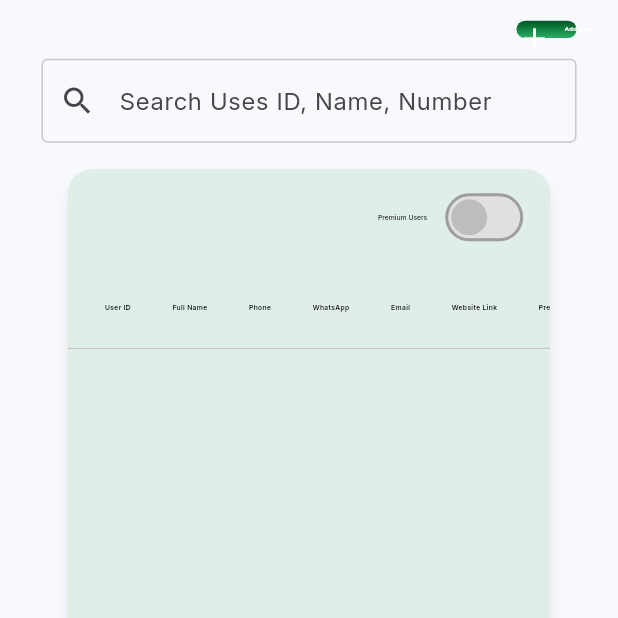
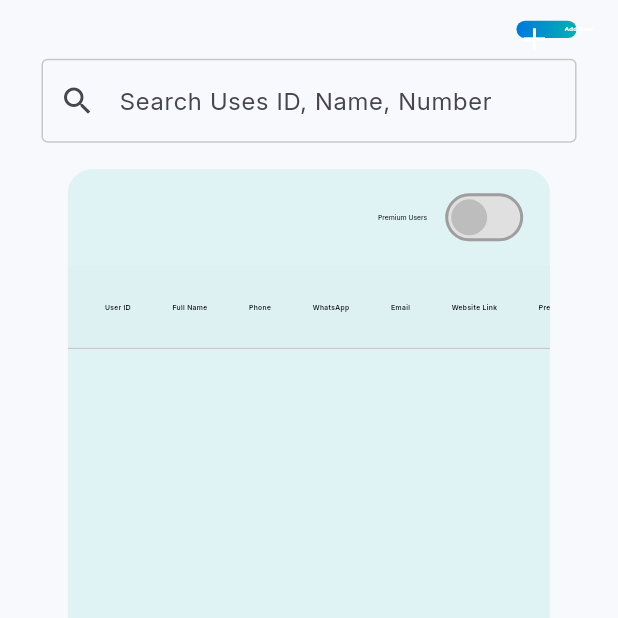
Before and after one commit to supportta-projects/taproot_admin, a Flutter app: the UserManagementScreen screen opened by its route, on a phone screen of 412 x 824 dp, the top half of it. Run offline on Flutter 3.47's test engine with Material 3 defaults, Android fonts, the phone set to English and light mode, and no system bars; our stand-ins replace auto_size_text, cached_network_image, connectivity_plus, dio, dotted_border, easy_sidemenu and 12 more; accounts and stored records are empty; network calls fail.

Commit message:
feat: Clean up code formatting and improve UI element styling across multiple screens

```diff
--- a/lib/constants/constants.dart
+++ b/lib/constants/constants.dart
@@ -1,7 +1,5 @@
 import 'package:flutter/material.dart';
 import 'package:gap/gap.dart';
-
-
 
 const String baseUrl = "http://213.210.36.7:5000";
 
@@ -41,7 +39,7 @@ class CustomColors {
   ).withValues(alpha: 0.4);
 
   static const Color burgandryRed = Color(0xFF800020);
-  static const Color hintGrey=Color(0xff7F6E72);
+  static const Color hintGrey = Color(0xff7F6E72);
   static const secondaryColor = Colors.white;
   static const tertiaryColor = Color.fromARGB(255, 240, 240, 240);
   // static const backgroundColor = Color.fromARGB(255, 255, 255, 255);
@@ -56,16 +54,18 @@ class CustomColors {
   static const Color red = Colors.red;
   static const Color buttonColor2 = Colors.lightGreen;
   static const Color green = Color(0xff27AE60);
-  static const Color brown=Color(0xffa2845e);
+  static const Color brown = Color(0xffa2845e);
   static const Color greenDark = Color(0xff005624);
   static const Color lightGreen = Color(0xffE0EEE8);
-  static const Color greylight=Color(0xffF4F5F6);
+  static const Color greylight = Color(0xffF4F5F6);
   static const Color textFieldBorderGrey = Color(0xFF79747E);
   static const LinearGradient buttonGradient = LinearGradient(
     colors: [buttonColor1, buttonColor2],
   );
   static const LinearGradient borderGradient = LinearGradient(
-    colors: [Color(0xff27AE60), Color(0xff005624)],
+    begin: Alignment.centerLeft,
+    end: Alignment.centerRight,
+    colors: [Color(0xff0078e0), Color(0xff00b2af)],
   );
 }
 
--- a/lib/features/Dashboard_screen/view/dashboard_screen.dart
+++ b/lib/features/Dashboard_screen/view/dashboard_screen.dart
@@ -74,7 +74,7 @@ class _DashboardScreenState extends State<DashboardScreen> {
               decoration: BoxDecoration(
                 color: CustomColors.secondaryColor,
                 borderRadius: BorderRadius.circular(
-                  CustomPadding.paddingLarge.v,
+                  CustomPadding.padding.v + CustomPadding.paddingLarge.v,
                 ),
               ),
               child: Row(
--- a/lib/features/side_nav_screen/view/side_drawer_nav_screen.dart
+++ b/lib/features/side_nav_screen/view/side_drawer_nav_screen.dart
@@ -77,7 +77,7 @@ class _SideDrawerNavScreenState extends State<SideDrawerNavScreen> {
               backgroundColor: Colors.white,
               displayMode: SideMenuDisplayMode.open,
               openSideMenuWidth: (150 / 1440) * SizeUtils.width,
-              selectedColor: CustomColors.primaryColor,
+              selectedColor: CustomColors.borderGradient.colors.first,
 
               selectedTitleTextStyle: TextStyle(
                 color: Colors.white,
@@ -95,6 +95,7 @@ class _SideDrawerNavScreenState extends State<SideDrawerNavScreen> {
             ),
             items: [
               SideMenuItem(
+
                 title: 'Dashboard',
                 iconWidget: SideMenuLucideIcon(
                   icon: LucideIcons.clipboardMinus,
@@ -187,7 +188,6 @@ class _SideDrawerNavScreenState extends State<SideDrawerNavScreen> {
               controller: NavControllers.pageController,
               physics: NeverScrollableScrollPhysics(),
               children: [
-
                 Navigator(
                   onGenerateRoute: (settings) {
                     return MaterialPageRoute(builder: (_) => DashboardScreen());
--- a/lib/features/side_nav_screen/widgets/custom_side_bar.dart
+++ b/lib/features/side_nav_screen/widgets/custom_side_bar.dart
@@ -89,7 +89,8 @@ class NavItem extends StatelessWidget {
       child: Container(
         padding: EdgeInsets.all(CustomPadding.paddingLarge.v),
         decoration: BoxDecoration(
-          color: isSelected ? CustomColors.primaryColor : Colors.transparent,
+          gradient: isSelected ? CustomColors.borderGradient : null,
+          // color: isSelected ? CustomColors.primaryColor : Colors.transparent,
           borderRadius: BorderRadius.circular(CustomPadding.padding.v),
         ),
         child: LucideIconWidget(
--- a/lib/features/users_screen/view/user_management_screen.dart
+++ b/lib/features/users_screen/view/user_management_screen.dart
@@ -170,13 +170,15 @@ class _UserManagementScreenState extends State<UserManagementScreen> {
                   headingRowColor: WidgetStateProperty.resolveWith<Color>((
                     Set<WidgetState> states,
                   ) {
-                    return CustomColors.lightGreen;
+                    return CustomColors.borderGradient.colors.last.withValues(
+                      alpha: .008,
+                    );
                   }),
                   onPageChanged: _handlePageChange,
 
                   sortColumnIndex: 0,
                   //TODO
-                  arrowHeadColor: CustomColors.green,
+                  arrowHeadColor: CustomColors.borderGradient.colors.first,
 
                   showEmptyRows: false,
                   columnSpacing: CustomPadding.paddingXL.v,
--- a/lib/theme/theme.dart
+++ b/lib/theme/theme.dart
@@ -46,8 +46,9 @@ class AppTheme {
     // dialogBackgroundColor: Colors.white,
     // dialogTheme: ,
     cardTheme: CardTheme(
-      color: CustomColors.lightGreen,
-      shadowColor: CustomColors.textFieldBorderGrey.withValues(alpha: 0.2),
+      color: CustomColors.borderGradient.colors.last.withValues(alpha: 0.1),
+      shadowColor: Colors.transparent,
+      // shadowColor: CustomColors.textFieldBorderGrey.withValues(alpha: 0.2),
       elevation: 5,
       shape: RoundedRectangleBorder(
         borderRadius: BorderRadius.circular(CustomPadding.paddingLarge),
--- a/lib/widgets/mini_loading_button.dart
+++ b/lib/widgets/mini_loading_button.dart
@@ -47,7 +47,7 @@ class MiniLoadingButton extends StatelessWidget {
   const MiniLoadingButton({
     super.key,
     this.icon,
-    this.needRow=true,
+    this.needRow = true,
     required this.text,
     required this.onPressed,
     this.isLoading = false,
@@ -59,7 +59,7 @@ class MiniLoadingButton extends StatelessWidget {
     this.useGradient = false,
     this.gradientColors,
   });
-final bool needRow;
+  final bool needRow;
   final String text;
   final VoidCallback onPressed;
   final bool isLoading;
@@ -99,11 +99,14 @@ final bool needRow;
             gradient:
                 useGradient && enabled
                     ? LinearGradient(
-                      begin: Alignment.bottomCenter,
-                      end: Alignment.topCenter,
+                      begin: Alignment.centerLeft,
+                      end: Alignment.centerRight,
+
+                      // end: Alignment.topCenter,
                       colors:
                           gradientColors ??
                           [Color(0xFF007BFF), Color(0xFF00C6FF)],
+                      // colors: [],
                     )
                     : null,
             borderRadius: BorderRadius.circular(borderRadius),
@@ -122,9 +125,8 @@ final bool needRow;
                     : Row(
                       mainAxisAlignment: MainAxisAlignment.center,
                       children: [
-                        needRow?
-                        Icon(icon, color: textColor):SizedBox(),
-                       needRow? Gap(CustomPadding.padding):SizedBox(),
+                        needRow ? Icon(icon, color: textColor) : SizedBox(),
+                        needRow ? Gap(CustomPadding.padding) : SizedBox(),
                         Text(
                           text,
                           style: TextStyle(
```
Also changed, not shown: lib/features/auth_screen/view/auth_screen.dart (+13 -4 lines).
